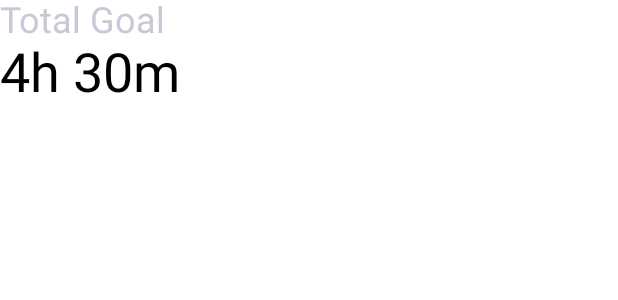
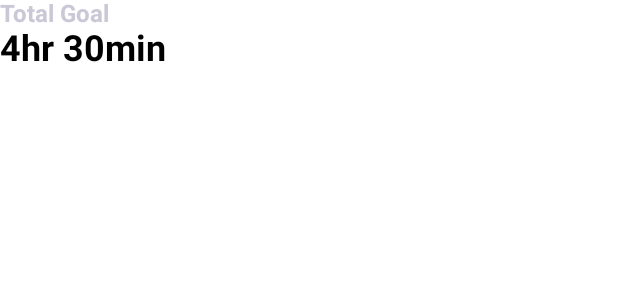
Before and after one commit to alan0987270275/CircleFocusClock, an Android app built with Jetpack Compose: the @Preview function TextViewPreview, on a phone screen of 412 x 824 dp. Shown: the top 300 px of the screen. Run offline under Robolectric (Android 15) with nearby library versions, the phone set to English and light mode, and no system bars.

Commit message:
Set up MainPanel

```diff
--- a/app/src/main/java/com/example/circlefocusclock/ui/components/TextView.kt
+++ b/app/src/main/java/com/example/circlefocusclock/ui/components/TextView.kt
@@ -3,39 +3,56 @@ package com.example.circlefocusclock.ui.components
 import androidx.compose.foundation.layout.Column
 import androidx.compose.material.Text
 import androidx.compose.runtime.Composable
+import androidx.compose.ui.Modifier
 import androidx.compose.ui.res.colorResource
 import androidx.compose.ui.res.stringResource
+import androidx.compose.ui.text.font.FontWeight
 import androidx.compose.ui.tooling.preview.Preview
 import androidx.compose.ui.unit.sp
 import com.example.circlefocusclock.R
 import com.example.circlefocusclock.ui.theme.CircleFocusClockTheme
 
 @Composable
-fun TotalGoalTitle() {
-    MediumTitle(R.string.title_total_goal, R.color.gray)
+fun TotalGoalTitle(modifier: Modifier = Modifier) {
+    MediumTitle(
+        R.string.title_total_goal,
+        R.color.gray,
+        modifier
+    )
 }
 
 @Composable
-fun TotalGoalMessage() {
-    MediumMessage(R.string.message_total_goal, R.color.black, arrayOf(4, 30))
+fun TotalGoalMessage(modifier: Modifier = Modifier) {
+    MediumMessage(
+        R.string.message_total_goal,
+        R.color.black,
+        arrayOf(4, 30), modifier
+    )
 }
 
 
 @Composable
-fun MediumTitle(stringId: Int, colorId: Int) {
+fun MediumTitle(stringId: Int, colorId: Int, modifier: Modifier = Modifier) {
     Text(
         text = stringResource(id = stringId),
         color = colorResource(id = colorId),
-        fontSize = 24.sp
+        fontSize = 16.sp,
+        fontWeight = FontWeight.Bold,
+        modifier = modifier
     )
 }
 
 @Composable
-fun MediumMessage(stringId: Int, colorId: Int, param: Array<Int>) {
+fun MediumMessage(stringId: Int,
+                  colorId: Int,
+                  param: Array<Int>,
+                  modifier: Modifier = Modifier) {
     Text(
         text = stringResource(id = stringId, formatArgs = param),
         color = colorResource(id = colorId),
-        fontSize = 36.sp
+        fontSize = 24.sp,
+        fontWeight = FontWeight.Bold,
+        modifier = modifier,
     )
 }
 
--- a/app/src/main/java/com/example/circlefocusclock/ui/theme/Color.kt
+++ b/app/src/main/java/com/example/circlefocusclock/ui/theme/Color.kt
@@ -6,4 +6,5 @@ val Purple200 = Color(0xFFBB86FC)
 val Purple500 = Color(0xFF6200EE)
 val Purple700 = Color(0xFF3700B3)
 val Teal200 = Color(0xFF03DAC5)
-val Blue = Color(102,125,247)
+val Blue500 = Color(102,125,247)
+val Blue200 = Color(110,218,237)
--- a/app/src/main/res/values/colors.xml
+++ b/app/src/main/res/values/colors.xml
@@ -9,4 +9,5 @@
     <color name="white">#FFFFFFFF</color>
     <color name="gray">#CAC8D6</color>
     <color name="blue">#667DF7</color>
+    <color name="blue_light">#6ddaed</color>
 </resources>
--- a/app/src/main/res/values/strings.xml
+++ b/app/src/main/res/values/strings.xml
@@ -1,5 +1,6 @@
 <resources>
     <string name="app_name">CircleFocusClock</string>
     <string name="title_total_goal">Total Goal</string>
-    <string name="message_total_goal">%1$dh %2$dm</string>
+    <string name="message_total_goal">%1$dhr %2$dmin</string>
+    <string name="button_text_track_goal">Your Goal</string>
 </resources>
```
Also changed, not shown: app/src/main/java/com/example/circlefocusclock/MainActivity.kt (+3 -7 lines), app/src/main/java/com/example/circlefocusclock/ui/HomeScreen.kt (added, +24 -0 lines), app/src/main/java/com/example/circlefocusclock/ui/components/Button.kt (added, +59 -0 lines), app/src/main/java/com/example/circlefocusclock/ui/components/Panel.kt (+36 -5 lines).
